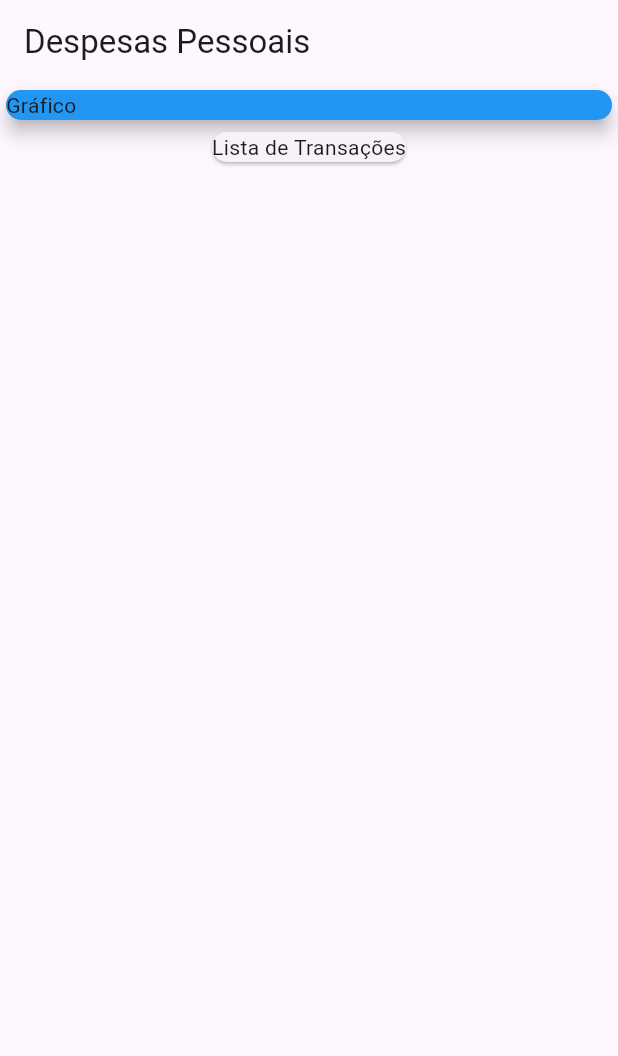
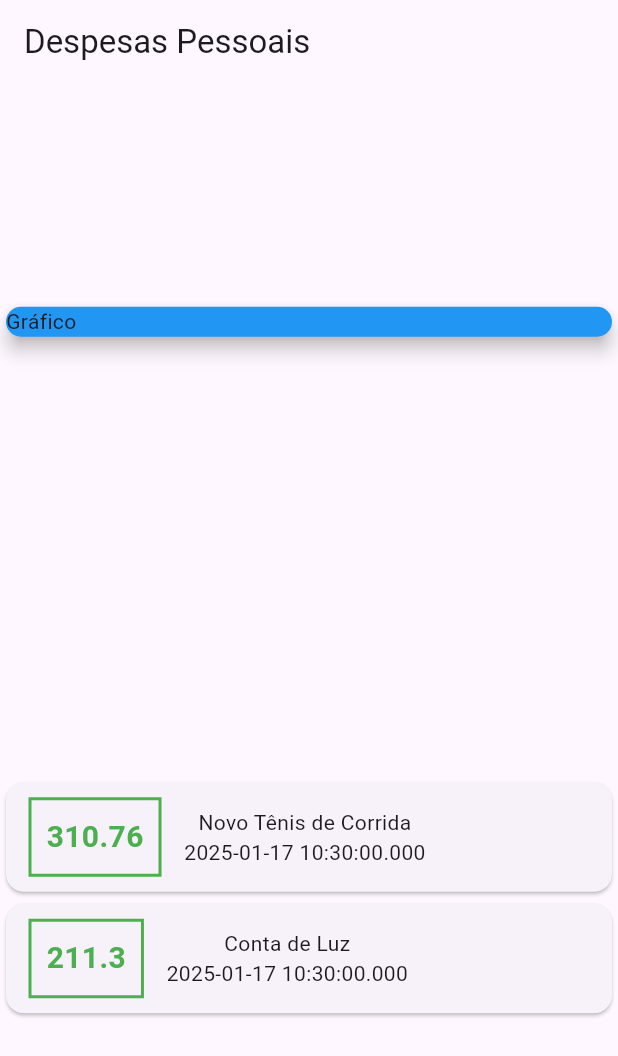
Before and after one commit to ErickFerreiradev/projetoDespesas, a Flutter app: the screen it shows after launch, on a phone screen of 412 x 824 dp. Shown: the top 1056 px of the screen. Run offline on Flutter 3.47's test engine with Material 3 defaults, Android fonts, the phone set to English and light mode, and no system bars.

Commit message:
Començando a estilizar a tela

```diff
--- a/lib/main.dart
+++ b/lib/main.dart
@@ -1,18 +1,32 @@
 import 'package:flutter/material.dart';
+import 'models/transaction.dart';
 
 main() => runApp(const ExpensesApp());
 
 class ExpensesApp extends StatelessWidget {
   const ExpensesApp({Key? key}) : super(key: key);
-
   @override
   Widget build(BuildContext context) {
-    return const MaterialApp(home: MyHomePage());
+    return MaterialApp(home: MyHomePage());
   }
 }
 
 class MyHomePage extends StatelessWidget {
-  const MyHomePage({Key? key}) : super(key: key);
+  MyHomePage({Key? key}) : super(key: key);
+  final _transactions = [
+    Transaction(
+      id: 't1',
+      title: 'Novo Tênis de Corrida',
+      value: 310.76,
+      date: DateTime.now(),
+    ),
+    Transaction(
+      id: 't2',
+      title: 'Conta de Luz',
+      value: 211.30,
+      date: DateTime.now(),
+    ),
+  ];
 
   @override
   Widget build(BuildContext context) {
@@ -21,17 +35,52 @@ class MyHomePage extends StatelessWidget {
         title: const Text('Despesas Pessoais'),
       ),
       body: Column(
-        children: const [
-          SizedBox(
-            width: double.infinity,
+        mainAxisAlignment: MainAxisAlignment.spaceAround,
+        crossAxisAlignment: CrossAxisAlignment.stretch,
+        children: [
+          const SizedBox(
             child: Card(
               color: Colors.blue,
               child: Text('Gráfico'),
               elevation: 5,
             ),
           ),
-          Card(
-            child: Text('Lista de Transações'),
+          Column(
+            children: _transactions.map((tr) {
+              return Card(
+                child: Row(
+                  children: [
+                    Container(
+                      margin: EdgeInsets.symmetric(
+                        horizontal: 15,
+                        vertical: 10
+                      ),
+                      decoration: BoxDecoration(
+                        border: Border.all(
+                          color: Colors.green,
+                          width: 2,
+                        )
+                      ),
+                      padding: EdgeInsets.all(10),
+                      child: Text(
+                        tr.value.toString(),
+                        style: TextStyle(
+                          fontWeight: FontWeight.bold,
+                          fontSize: 20,
+                          color: Colors.green,
+                        )
+                      ),
+                    ),
+                    Column(
+                      children: [
+                        Text(tr.title),
+                        Text(tr.date.toString()),
+                      ],
+                    ),
+                  ],
+                ),
+              );
+            }).toList(),
           ),
         ],
       ),
--- /dev/null
+++ b/lib/models/transaction.dart
@@ -0,0 +1,15 @@
+import 'package:flutter/foundation.dart';
+
+class Transaction {
+  final String id;
+  final String title;
+  final double value;
+  final DateTime date;
+
+  Transaction({
+    required this.id,
+    required this.title,
+    required this.value,
+    required this.date,
+  });
+}
```
